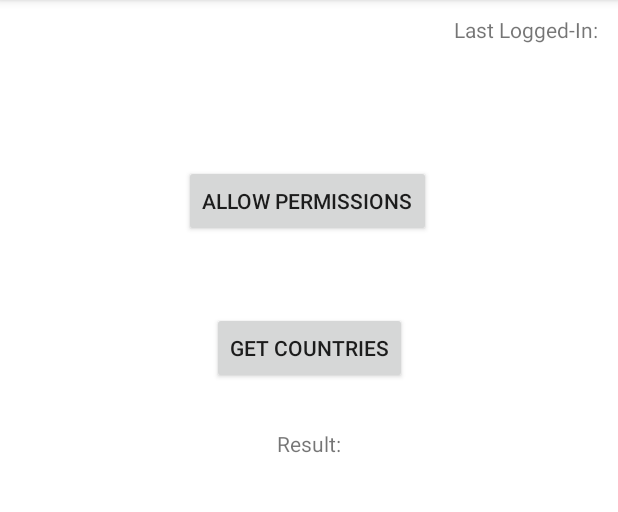
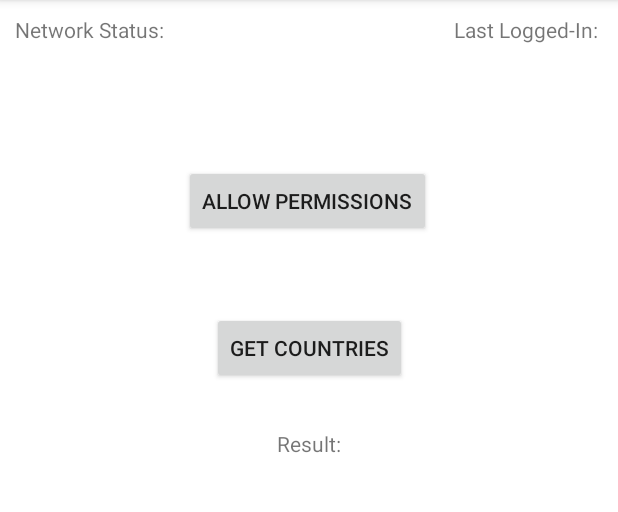
Before and after one commit to bimalgharagithubprofile/CleanArchitectureAndroid, an Android app: the HomeFragment screen opened through its navigation route, on a phone screen of 412 x 824 dp, the part 84-596 px from its top. Run offline under Robolectric (Android 15) with nearby library versions, the phone set to English and light mode, and no system bars; our stand-ins replace Dagger/Hilt's generated code, Room's generated code; pictures from the network do not load.

Commit message:
network status displayed on UI TextView

```diff
--- a/app/src/main/java/com/bimalghara/cleanarchitecture/presentation/home/HomeFragment.kt
+++ b/app/src/main/java/com/bimalghara/cleanarchitecture/presentation/home/HomeFragment.kt
@@ -56,6 +56,9 @@ class HomeFragment : BaseFragment<FragmentHomeBinding>() {
     override fun observeViewModel() {
         observeError(binding.root, homeViewModel.errorSingleEvent)
 
+        observe(homeViewModel.networkConnectivityLiveData) {
+            binding.tvNetworkStatus.text = "Network Status: $it"
+        }
         observe(homeViewModel.userSessionLiveData) {
             if(it > 0) {
                 binding.tvUserSession.text = "Last Logged-In: $it"
--- a/app/src/main/res/layout/fragment_home.xml
+++ b/app/src/main/res/layout/fragment_home.xml
@@ -9,6 +9,13 @@
     tools:context=".presentation.home.HomeFragment">
 
 
+    <TextView
+        android:id="@+id/tvNetworkStatus"
+        android:layout_width="wrap_content"
+        android:layout_height="wrap_content"
+        app:layout_constraintTop_toTopOf="parent"
+        app:layout_constraintStart_toStartOf="parent"
+        android:text="Network Status: " />
     <TextView
         android:id="@+id/tvUserSession"
         android:layout_width="wrap_content"
```
